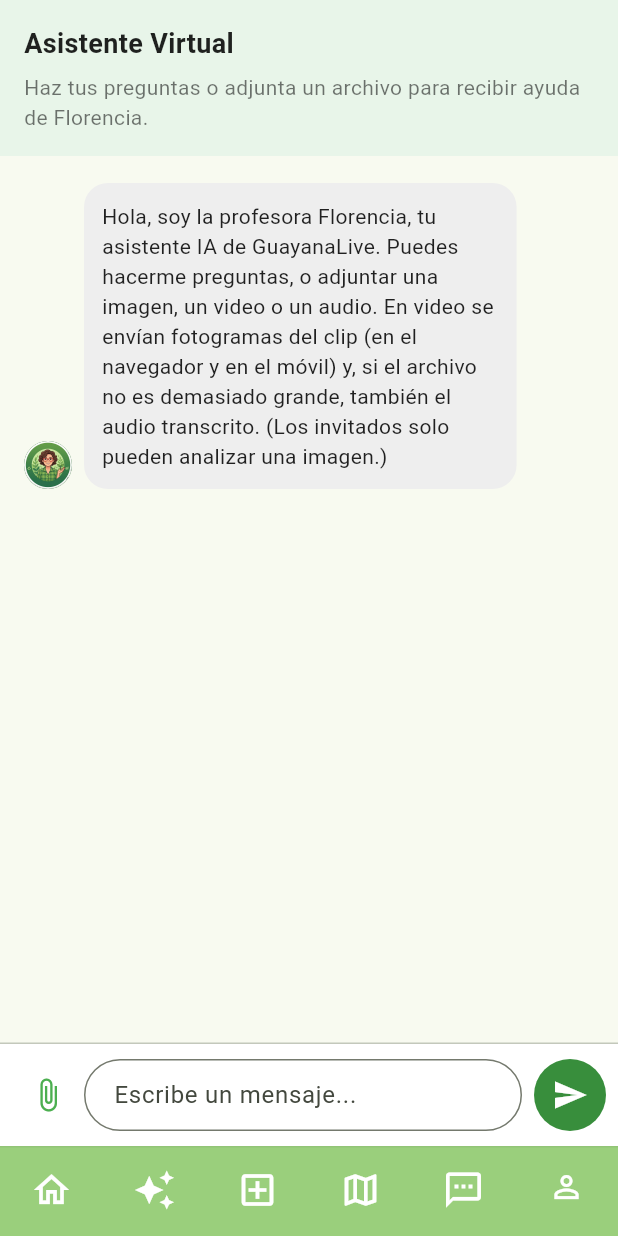
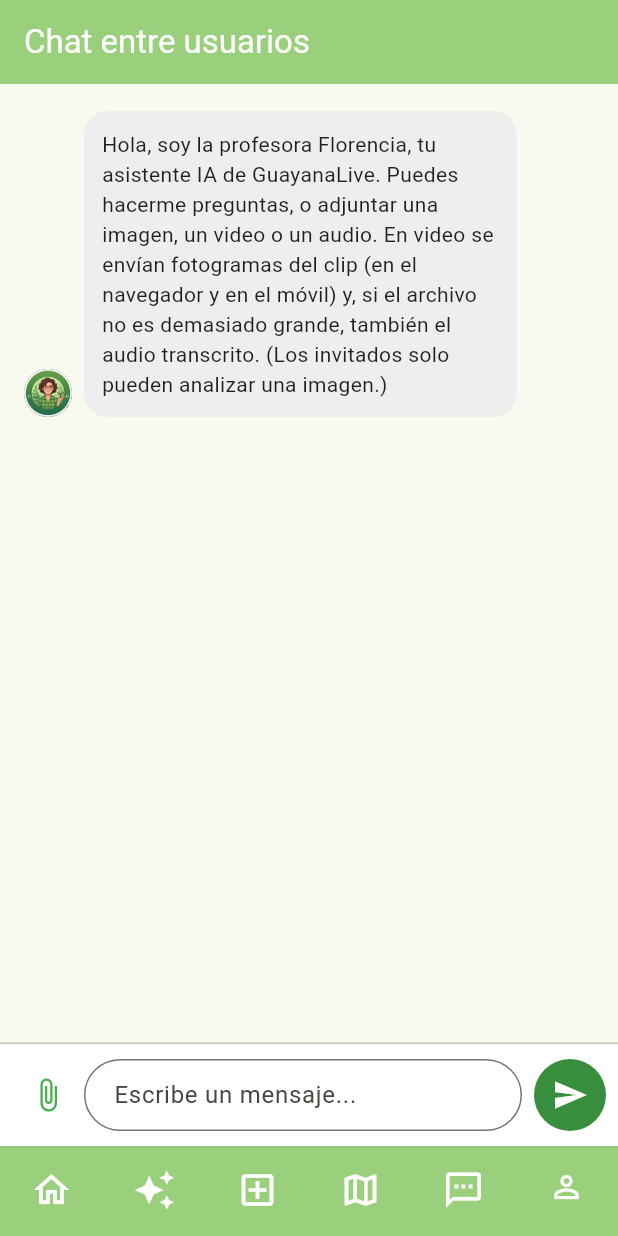
Before and after one commit to Ptroncone205/GuayanaLive, a Flutter app: the screen it shows after launch, item 2 of the bottom bar chosen, on a phone screen of 412 x 824 dp. Run offline on Flutter 3.47's test engine with Material 3 defaults, Android fonts, the phone set to English and light mode, and no system bars; our stand-ins replace camera, file_picker, flutter_dotenv, geolocator, google_maps_flutter, image_picker and 1 more; missing offline and left inert: dart:html, exif, image_gallery_saver_plus, video_thumbnail; accounts and stored records are empty.

Commit message:
ui fixes

```diff
--- a/app/lib/chat_screen.dart
+++ b/app/lib/chat_screen.dart
@@ -685,34 +685,11 @@ class ChatScreenState extends State<ChatScreen> {
   @override
   Widget build(BuildContext context) {
     return Scaffold(
+      appBar: AppBar(
+        title: const Text('Chat entre usuarios'),
+      ),
       body: Column(
         children: [
-          Container(
-            width: double.infinity,
-            color: Colors.green.shade50,
-            padding: const EdgeInsets.symmetric(vertical: 16.0, horizontal: 16.0),
-            child: Column(
-              crossAxisAlignment: CrossAxisAlignment.start,
-              children: const [
-                Text(
-                  'Asistente Virtual',
-                  style: TextStyle(
-                    fontSize: 18,
-                    fontWeight: FontWeight.bold,
-                    color: Colors.black87,
-                  ),
-                ),
-                SizedBox(height: 6),
-                Text(
-                  'Haz tus preguntas o adjunta un archivo para recibir ayuda de Florencia.',
-                  style: TextStyle(
-                    fontSize: 14,
-                    color: Colors.black54,
-                  ),
-                ),
-              ],
-            ),
-          ),
           Expanded(
             child: ListView.builder(
               controller: _scrollController,
--- a/app/lib/main_layout.dart
+++ b/app/lib/main_layout.dart
@@ -13,7 +13,10 @@ import 'map_screen.dart'; // Tu nueva pantalla de mapa
 
 final GlobalKey<PinterestScreenState> pinterestKey =
     GlobalKey<PinterestScreenState>();
-final GlobalKey<ChatScreenState> chatKey = GlobalKey<ChatScreenState>();
+final GlobalKey<ChatScreenState> chatKey =
+    GlobalKey<ChatScreenState>();
+final GlobalKey<PinterestScreenState> pinterestScreenKey =
+    GlobalKey<PinterestScreenState>();
 
 class MainLayout extends StatefulWidget {
   const MainLayout({super.key});
@@ -35,7 +38,14 @@ class _MainLayoutState extends State<MainLayout> {
     const UserChatScreen(), // Stack Index 3
     const ProfileScreen(), // Stack Index 4
   ];
+  int get _bottomNavIndex {
+  // Prevent the "Add" button from becoming selected
+  if (_selectedIndex == 2) {
+    return 0;
+  }
 
+  return _selectedIndex;
+}
   // Logic to determine which screen from the list above to show
   int get _activeScreenIndex {
     switch (_selectedIndex) {
@@ -112,9 +122,14 @@ class _MainLayoutState extends State<MainLayout> {
     }
 
     if (index == 2) {
-      pinterestKey.currentState?.showAddPostOptions();
-      return;
+  pinterestKey.currentState?.showAddPostOptions().then((_) async {
+    if (mounted) {
+      await pinterestKey.currentState?.fetchPins();
     }
+  });
+
+  return;
+}
 
     setState(() {
       _selectedIndex = index;
@@ -252,7 +267,7 @@ class _MainLayoutState extends State<MainLayout> {
           backgroundColor: Colors.transparent,
           type: BottomNavigationBarType.fixed,
           elevation: 0,
-          currentIndex: _selectedIndex,
+          currentIndex: _bottomNavIndex,
           onTap: _onItemTapped,
           showSelectedLabels: false,
           showUnselectedLabels: false,
--- a/app/lib/user_chat_screen.dart
+++ b/app/lib/user_chat_screen.dart
@@ -196,7 +196,6 @@ class _UserChatScreenState extends State<UserChatScreen> {
     return Scaffold(
       appBar: AppBar(
         title: const Text('Chat entre usuarios'),
-        backgroundColor: Colors.green.shade700,
         actions: [
           IconButton(
             icon: const Icon(Icons.refresh),
```
Also changed, not shown: app/lib/pinterest_screen.dart (+6 -6 lines).
